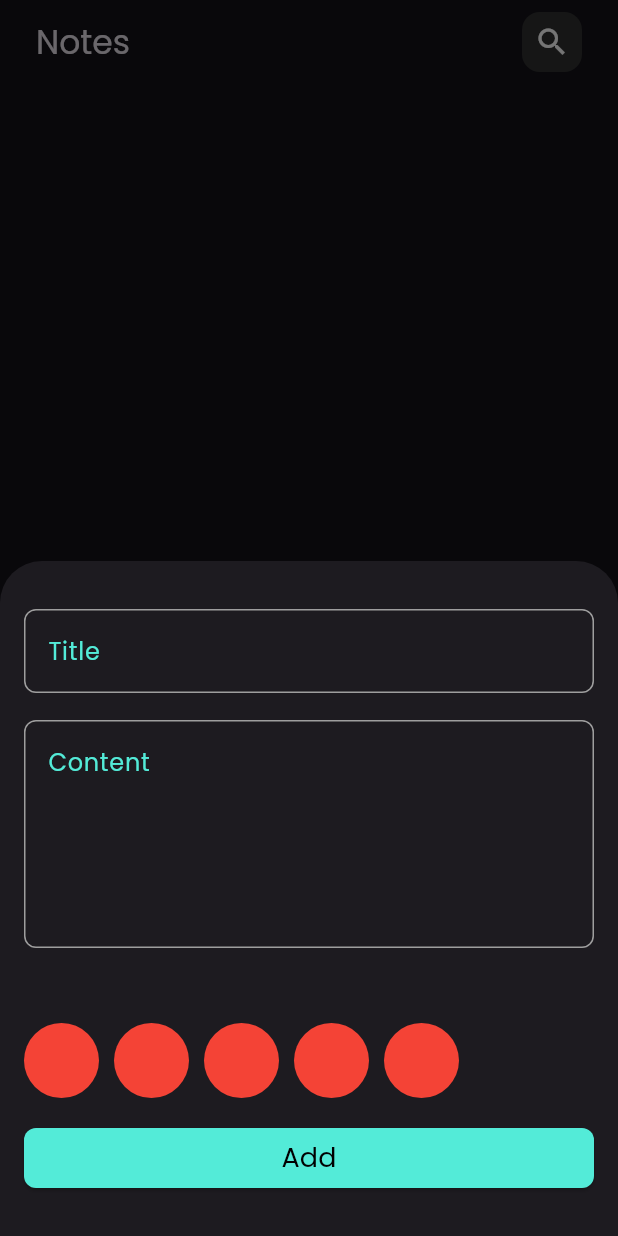
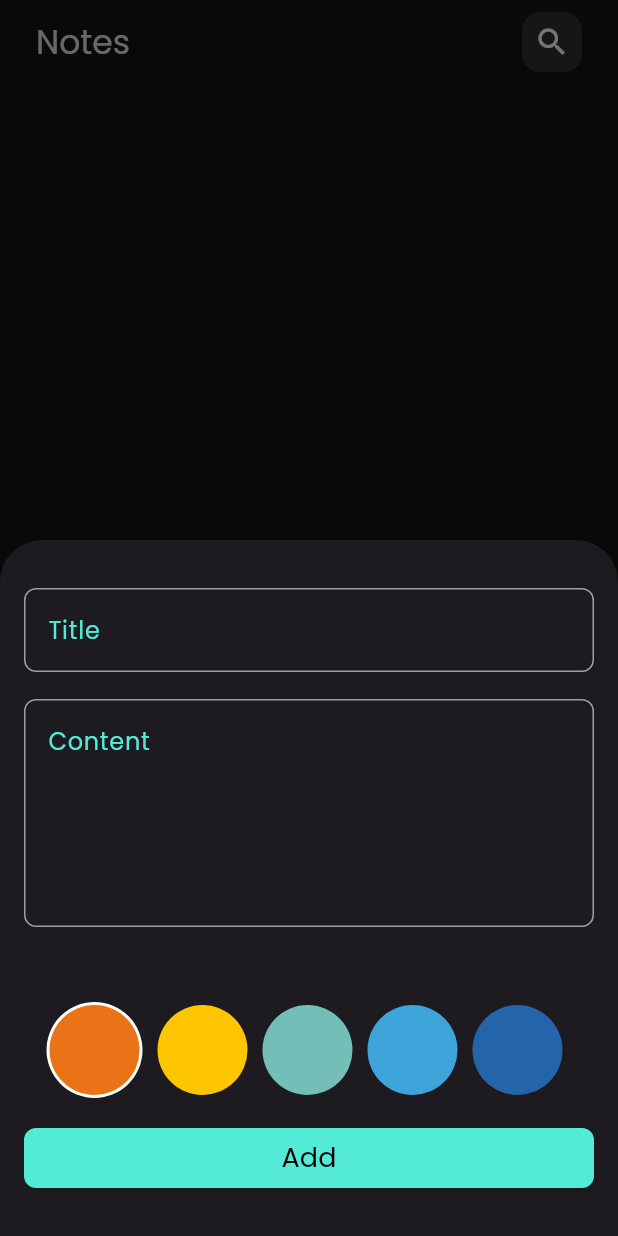
Before and after one commit to MaZzenGamal/notes_app, a Flutter app: the screen it shows after launch, after a tap on the "add" icon, on a phone screen of 412 x 824 dp. Run offline on Flutter 3.47's test engine with Material 3 defaults, Android fonts, the phone set to English and light mode, and no system bars; our stand-ins replace flutter_bloc, hive, hive_flutter; accounts and stored records are empty.

Commit message:
create colors listView part two

```diff
--- a/lib/widgets/add_note_form.dart
+++ b/lib/widgets/add_note_form.dart
@@ -86,16 +86,30 @@ class _AddNoteFormState extends State<AddNoteForm> {
   }
 }
 
-class ColorsListView extends StatelessWidget {
+class ColorsListView extends StatefulWidget {
   const ColorsListView({
     super.key,
   });
 
   @override
+  State<ColorsListView> createState() => _ColorsListViewState();
+}
+
+class _ColorsListViewState extends State<ColorsListView> {
+  int currentIndex = 0;
+
+  List<Color> colors = const[
+     Color(0xffEA7317),
+     Color(0xffFEC601),
+     Color(0xff73BFB8),
+     Color(0xff3DA5D9),
+     Color(0xff2364AA),
+  ];
+  @override
   Widget build(BuildContext context) {
     return SizedBox(
-      height: 50,
-     // width: 230,
+      height: 32*2,
+       width: 350,
       child: ListView.separated(
         scrollDirection: Axis.horizontal,
         itemCount: 5,
@@ -105,7 +119,17 @@ class ColorsListView extends StatelessWidget {
           );
         },
         itemBuilder: (BuildContext context, int index) {
-          return const ColorItem();
+          return  GestureDetector(
+            onTap: (){
+              setState(() {
+                currentIndex = index;
+              });
+            },
+            child: ColorItem(
+              color: colors[index],
+              isActive: currentIndex == index ,
+            ),
+          );
         },
       ),
     );
@@ -115,13 +139,23 @@ class ColorsListView extends StatelessWidget {
 class ColorItem extends StatelessWidget {
   const ColorItem({
     super.key,
+    required this.isActive, required this.color,
   });
+
+  final bool isActive;
+  final Color color;
 
   @override
   Widget build(BuildContext context) {
-    return const CircleAvatar(
-      radius: 25,
-      backgroundColor: Colors.red,
-    );
+    return isActive ?  CircleAvatar(
+      radius: 32,
+      backgroundColor: Colors.white,
+      child: CircleAvatar(
+        radius: 30,
+        backgroundColor: color,
+      ),
+    ) :  CircleAvatar(
+        radius: 30,
+        backgroundColor: color);
   }
 }
```
